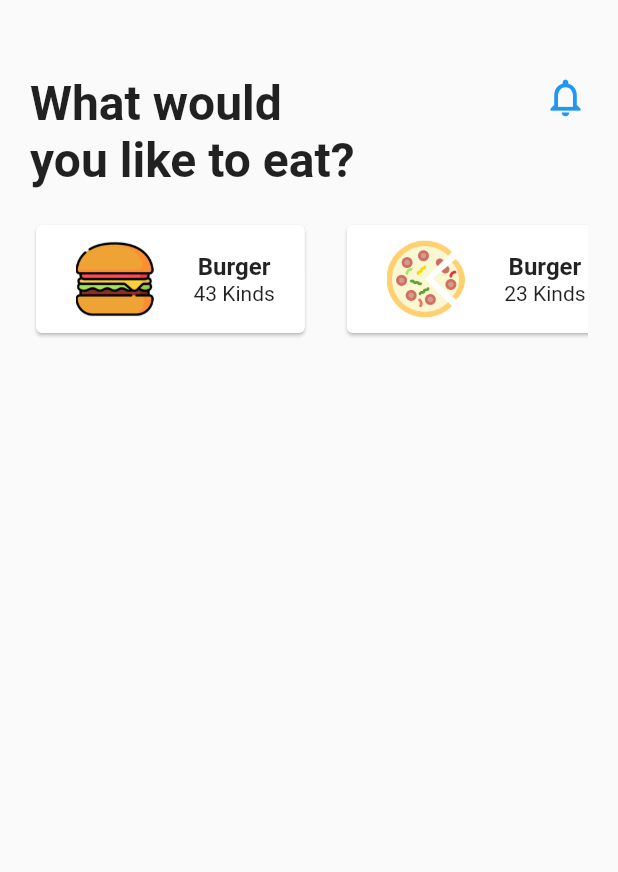
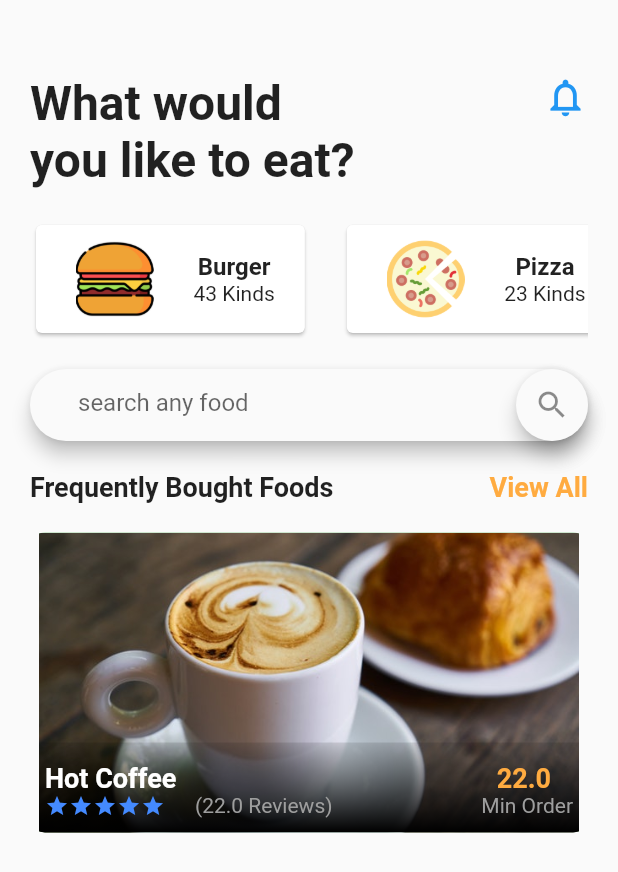
Before and after one commit to orangeztorm/food_delivery, a Flutter app: the screen it shows after launch, on a phone screen of 412 x 824 dp. Shown: the top 872 px of the screen. Run offline on Flutter 3.47's test engine with Material 2 defaults, Android fonts, the phone set to English and light mode, and no system bars.

Commit message:
frequently bought foods

```diff
--- a/lib/src/data/category_data.dart
+++ b/lib/src/data/category_data.dart
@@ -2,13 +2,32 @@ import 'package:food_delivery/src/models/category_model.dart';
 
 final categories = [
   Category(
-  categoryName: "Burger",
-  imagePath: 'assets/images/burger.png',
-  numberOfItems: 43
-),
+      numberOfItems: 43,
+      imagePath: "assets/images/burger.png",
+      categoryName: "Burger"
+  ),
+
   Category(
-  categoryName: "Burger",
-  imagePath: 'assets/images/pizza.png',
-  numberOfItems: 23
-),
+      numberOfItems: 23,
+      imagePath: "assets/images/pizza.png",
+      categoryName: "Pizza"
+  ),
+
+  Category(
+      numberOfItems: 23,
+      imagePath: "assets/images/coffee-cup.png",
+      categoryName: "Coffe Cup"
+  ),
+
+  Category(
+      numberOfItems: 90,
+      imagePath: "assets/images/beer.png",
+      categoryName: "Beer"
+  ),
+
+  Category(
+      numberOfItems: 55,
+      imagePath: "assets/images/cheeseburger.png",
+      categoryName: "Cheese Burger"
+  ),
 ];
--- a/lib/src/homeScreen.dart
+++ b/lib/src/homeScreen.dart
@@ -1,6 +1,8 @@
 import 'package:flutter/material.dart';
+import 'package:food_delivery/src/widgets/bought_foods.dart';
 import 'package:food_delivery/src/widgets/food_category.dart';
 import 'package:food_delivery/src/widgets/home_top_info.dart';
+import 'package:food_delivery/src/widgets/search_field.dart';
 
 class HomeScreen extends StatefulWidget {
   @override
@@ -17,6 +19,32 @@ class _HomeScreenState extends State<HomeScreen> {
         children: [
           HomeTopInfo(),
           FoodCategory(),
+          SizedBox(height: 20.0,),
+          SearchField(),
+          SizedBox(height: 20.0,),
+          Row(
+            mainAxisAlignment: MainAxisAlignment.spaceBetween,
+            children: [
+              Text("Frequently Bought Foods",
+              style: TextStyle(
+                 fontSize: 18.0,
+                fontWeight: FontWeight.bold
+              ),),
+              GestureDetector(
+                onTap: (){},
+                child: Text("View All",
+                style: TextStyle(
+                   fontSize: 18.0,
+                  fontWeight: FontWeight.bold,
+                  color: Colors.orangeAccent
+                ),),
+              )
+            ],
+          ),
+          SizedBox(height: 20.0,),
+          Container(
+            child: BoughtFoods(),
+          )
         ],
       ),
     );
--- /dev/null
+++ b/lib/src/widgets/bought_foods.dart
@@ -0,0 +1,107 @@
+import 'package:flutter/material.dart';
+
+class BoughtFoods extends StatefulWidget {
+  const BoughtFoods({Key key}) : super(key: key);
+
+  @override
+  _BoughtFoodsState createState() => _BoughtFoodsState();
+}
+
+class _BoughtFoodsState extends State<BoughtFoods> {
+  @override
+  Widget build(BuildContext context) {
+    return ClipRRect(
+      borderRadius: BorderRadius.circular(10),
+      child: Stack(
+        alignment: Alignment.center,
+        children: [
+          Container(
+            height: 200,
+            width: 360.0,
+            color: Colors.green,
+            child: Image.asset(
+              'assets/images/breakfast.jpeg',
+              fit: BoxFit.cover,
+            ),
+          ),
+          Positioned(
+            bottom: 0.0,
+            child: Container(
+              height: 60,
+              width: 360.0,
+              decoration: BoxDecoration(
+                  gradient: LinearGradient(
+                      colors: [Colors.black, Colors.black12],
+                      begin: Alignment.bottomCenter,
+                      end: Alignment.topCenter)),
+            ),
+          ),
+          Positioned(
+            bottom: 10.0,
+            left: 10.0,
+            right: 10.0,
+            child: Row(
+              mainAxisAlignment: MainAxisAlignment.spaceBetween  ,
+              children: [
+                Column(
+                  crossAxisAlignment: CrossAxisAlignment.start,
+                  children: [
+                    Text(
+                      "Hot Coffee",
+                      style: TextStyle(
+                          fontSize: 18.0,
+                          fontWeight: FontWeight.bold,
+                          color: Colors.white),
+                    ),
+                    Row(
+                      children: [
+                        Icon(
+                          Icons.star,
+                          color: Theme.of(context).primaryColor,
+                          size: 16.0,
+                        ),
+                        Icon(
+                          Icons.star,
+                          color: Theme.of(context).primaryColor,
+                          size: 16.0,
+                        ),
+                        Icon(
+                          Icons.star,
+                          color: Theme.of(context).primaryColor,
+                          size: 16.0,
+                        ),
+                        Icon(
+                          Icons.star,
+                          color: Theme.of(context).primaryColor,
+                          size: 16.0,
+                        ),
+                        Icon(
+                          Icons.star,
+                          color: Theme.of(context).primaryColor,
+                          size: 16.0,
+                        ),
+                        SizedBox(
+                          width: 20.0,
+                        ),
+                        Text("(22.0 Reviews)",
+                            style: TextStyle(color: Colors.grey)),
+                      ],
+                    )
+                  ],
+                ),
+                Column(
+                  children: [
+                    Text("22.0 ",
+                      style: TextStyle(color: Colors.orangeAccent, fontSize: 18.0,fontWeight: FontWeight.bold)),
+                    Text("Min Order",
+                      style: TextStyle(color: Colors.grey)),
+                  ],
+                )
+              ],
+            ),
+          )
+        ],
+      ),
+    );
+  }
+}
--- /dev/null
+++ b/lib/src/widgets/search_field.dart
@@ -0,0 +1,22 @@
+import 'package:flutter/material.dart';
+
+class SearchField extends StatelessWidget {
+  @override
+  Widget build(BuildContext context) {
+    return Material(
+      elevation: 5.0,
+      borderRadius: BorderRadius.circular(30),
+      child: TextField(
+        decoration: InputDecoration(
+          contentPadding: EdgeInsets.symmetric(horizontal: 32.0, vertical: 13),
+          hintText: "search any food",
+              suffixIcon: Material(
+                  elevation: 5.0,
+                  borderRadius: BorderRadius.circular(30),
+                  child: Icon(Icons.search)),
+          border: InputBorder.none
+        ),
+      ),
+    );
+  }
+}
```
